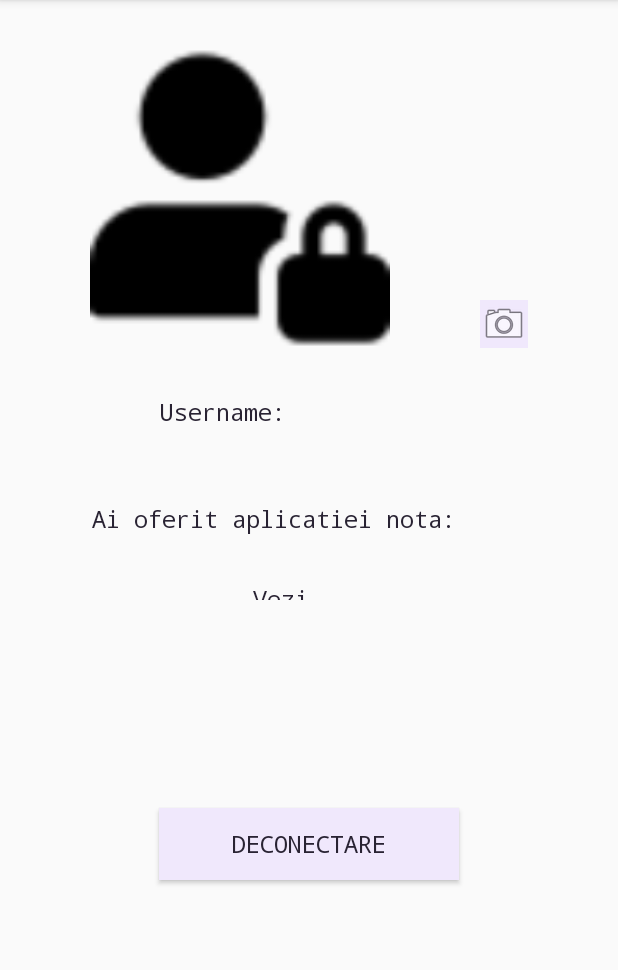
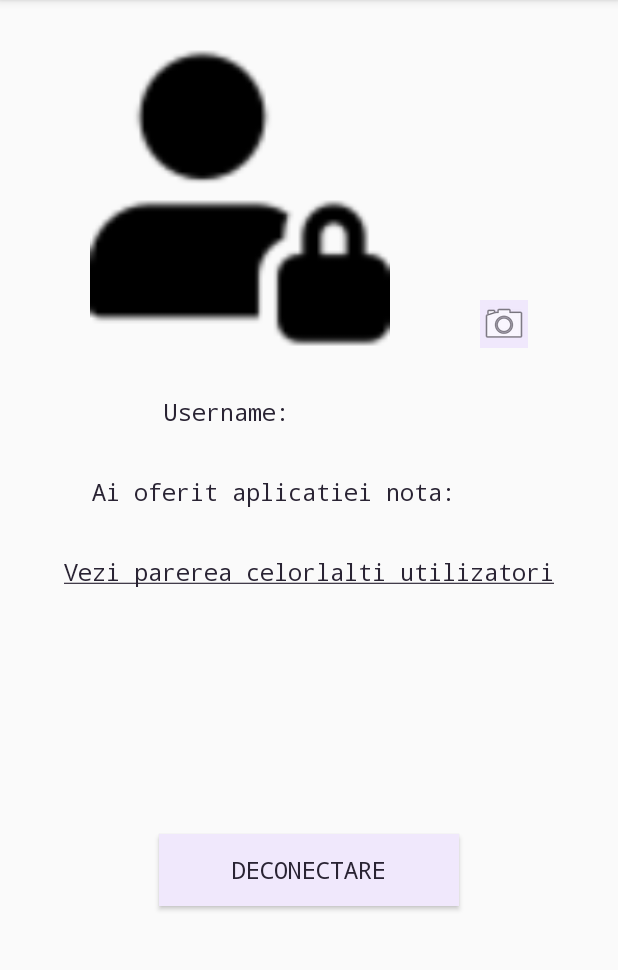
Before and after one commit to alexandradumitru22/Subway_Route, an Android app: the ProfileActivity screen opened directly, with no data from a screen before it, on a phone screen of 412 x 824 dp, the part 84-1054 px from its top. Run offline under Robolectric (Android 15) with nearby library versions, the phone set to English and light mode, and no system bars; our stand-ins replace Firebase (no records; nobody signed in at launch, a user with empty details on screens opened directly).

Commit message:
View Profil

```diff
--- a/app/src/main/res/layout/activity_profile.xml
+++ b/app/src/main/res/layout/activity_profile.xml
@@ -40,7 +40,7 @@
         android:layout_height="wrap_content"
         android:layout_marginStart="32dp"
         android:layout_marginLeft="32dp"
-        android:layout_marginTop="50dp"
+        android:layout_marginTop="32dp"
         android:text="@string/ai_oferit_aplicatiei_nota"
         app:layout_constraintEnd_toStartOf="@+id/profile_tv_mark"
         app:layout_constraintStart_toStartOf="parent"
@@ -64,12 +64,9 @@
         android:id="@+id/profile_tv_user"
         android:layout_width="wrap_content"
         android:layout_height="wrap_content"
-        android:layout_marginStart="8dp"
-        android:layout_marginLeft="8dp"
         android:layout_marginTop="32dp"
         android:layout_marginEnd="8dp"
         android:layout_marginRight="8dp"
-        android:text="@string/username_damproject_ro"
         app:layout_constraintEnd_toEndOf="parent"
         app:layout_constraintStart_toEndOf="@+id/profile_tv_info_username"
         app:layout_constraintTop_toBottomOf="@+id/profilePicture" />
@@ -78,7 +75,7 @@
         android:id="@+id/profile_tv_mark"
         android:layout_width="wrap_content"
         android:layout_height="wrap_content"
-        android:layout_marginTop="50dp"
+        android:layout_marginTop="32dp"
         android:layout_marginEnd="50dp"
         android:layout_marginRight="50dp"
         app:layout_constraintEnd_toEndOf="parent"
@@ -100,18 +97,18 @@
         app:layout_constraintBottom_toBottomOf="parent"
         app:layout_constraintEnd_toEndOf="parent"
         app:layout_constraintStart_toStartOf="parent"
-        app:layout_constraintTop_toBottomOf="@+id/tv_info_feedback" />
+        app:layout_constraintTop_toBottomOf="@+id/tv_profile_chart" />
 
     <TextView
         android:id="@+id/tv_profile_chart"
-        android:layout_width="75dp"
-        android:layout_height="11dp"
+        android:layout_width="wrap_content"
+        android:layout_height="wrap_content"
         android:layout_marginStart="8dp"
         android:layout_marginLeft="8dp"
         android:layout_marginTop="32dp"
         android:layout_marginEnd="8dp"
         android:layout_marginRight="8dp"
-        android:text="Vezi parerea celorlalti utilizatori"
+        android:text="@string/vezi_parerea_celorlalti_utilizatori"
         app:layout_constraintEnd_toEndOf="parent"
         app:layout_constraintStart_toStartOf="parent"
         app:layout_constraintTop_toBottomOf="@+id/tv_info_feedback" />
--- a/app/src/main/res/values/strings.xml
+++ b/app/src/main/res/values/strings.xml
@@ -56,6 +56,7 @@
     <string name="errSameUser">Acest utilizator exista deja!</string>
     <string name="errAuth">Autentificare esuata!</string>
     <string name="errLogin">Conectare esuata!</string>
+    <string name="vezi_parerea_celorlalti_utilizatori"><u>Vezi parerea celorlalti utilizatori</u></string>
 
     <string-array name="search_route_type">
         <item>Dus</item>
```
